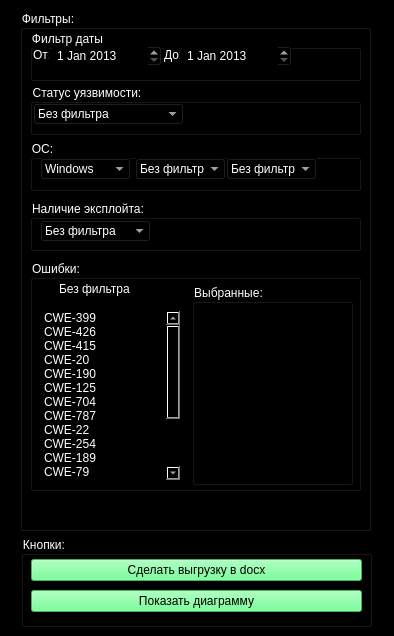
Above: filter.ui from 1DeMeNToR1/AdobeReaderdangerous before the change. Below: the same form after it.
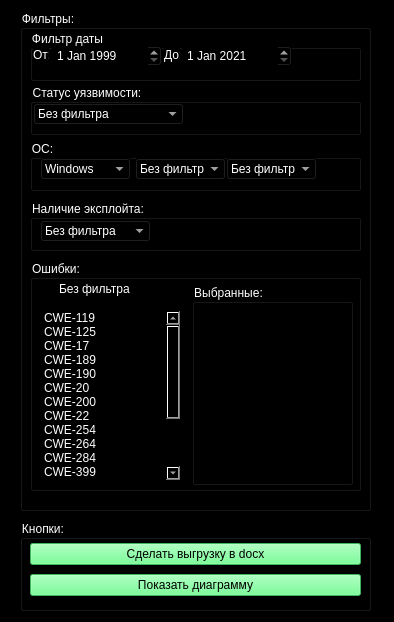
That is the form after the change.

The edit to the form file:
```diff
--- a/filter.ui
+++ b/filter.ui
@@ -7,7 +7,7 @@
     <x>0</x>
     <y>0</y>
     <width>394</width>
-    <height>636</height>
+    <height>622</height>
    </rect>
   </property>
   <property name="windowTitle">
@@ -24,7 +24,7 @@
       <x>20</x>
       <y>10</y>
       <width>351</width>
-      <height>521</height>
+      <height>501</height>
      </rect>
     </property>
     <property name="title">
@@ -51,6 +51,16 @@
         <height>22</height>
        </rect>
       </property>
+      <property name="dateTime">
+       <datetime>
+        <hour>0</hour>
+        <minute>0</minute>
+        <second>0</second>
+        <year>1999</year>
+        <month>1</month>
+        <day>1</day>
+       </datetime>
+      </property>
       <property name="maximumDateTime">
        <datetime>
         <hour>23</hour>
@@ -61,9 +71,19 @@
         <day>12</day>
        </datetime>
       </property>
+      <property name="minimumDateTime">
+       <datetime>
+        <hour>0</hour>
+        <minute>0</minute>
+        <second>0</second>
+        <year>1999</year>
+        <month>1</month>
+        <day>1</day>
+       </datetime>
+      </property>
       <property name="minimumDate">
        <date>
-        <year>2013</year>
+        <year>1999</year>
         <month>1</month>
         <day>1</day>
        </date>
@@ -104,6 +124,16 @@
         <height>22</height>
        </rect>
       </property>
+      <property name="dateTime">
+       <datetime>
+        <hour>0</hour>
+        <minute>0</minute>
+        <second>0</second>
+        <year>2021</year>
+        <month>1</month>
+        <day>1</day>
+       </datetime>
+      </property>
       <property name="maximumDateTime">
        <datetime>
         <hour>23</hour>
@@ -297,27 +327,7 @@
       </property>
       <item>
        <property name="text">
-        <string>CWE-399</string>
-       </property>
-      </item>
-      <item>
-       <property name="text">
-        <string>CWE-426</string>
-       </property>
-      </item>
-      <item>
-       <property name="text">
-        <string>CWE-415</string>
-       </property>
-      </item>
-      <item>
-       <property name="text">
-        <string>CWE-20</string>
-       </property>
-      </item>
-      <item>
-       <property name="text">
-        <string>CWE-190</string>
+        <string>CWE-119</string>
        </property>
       </item>
       <item>
@@ -327,12 +337,27 @@
       </item>
       <item>
        <property name="text">
-        <string>CWE-704</string>
+        <string>CWE-17</string>
        </property>
       </item>
       <item>
        <property name="text">
-        <string>CWE-787</string>
+        <string>CWE-189</string>
+       </property>
+      </item>
+      <item>
+       <property name="text">
+        <string>CWE-190</string>
+       </property>
+      </item>
+      <item>
+       <property name="text">
+        <string>CWE-20</string>
+       </property>
+      </item>
+      <item>
+       <property name="text">
+        <string>CWE-200</string>
        </property>
       </item>
       <item>
@@ -345,46 +370,51 @@
         <string>CWE-254</string>
        </property>
       </item>
-      <item>
-       <property name="text">
-        <string>CWE-189</string>
-       </property>
-      </item>
-      <item>
-       <property name="text">
-        <string>CWE-79</string>
-       </property>
-      </item>
-      <item>
-       <property name="text">
-        <string>CWE-119</string>
-       </property>
-      </item>
       <item>
        <property name="text">
         <string>CWE-264</string>
        </property>
       </item>
-      <item>
-       <property name="text">
-        <string>CWE-200</string>
-       </property>
-      </item>
-      <item>
-       <property name="text">
-        <string>CWE-416</string>
-       </property>
-      </item>
-      <item>
-       <property name="text">
-        <string>CWE-17</string>
-       </property>
-      </item>
       <item>
        <property name="text">
         <string>CWE-284</string>
        </property>
       </item>
+      <item>
+       <property name="text">
+        <string>CWE-399</string>
+       </property>
+      </item>
+      <item>
+       <property name="text">
+        <string>CWE-415</string>
+       </property>
+      </item>
+      <item>
+       <property name="text">
+        <string>CWE-416</string>
+       </property>
+      </item>
+      <item>
+       <property name="text">
+        <string>CWE-426</string>
+       </property>
+      </item>
+      <item>
+       <property name="text">
+        <string>CWE-704</string>
+       </property>
+      </item>
+      <item>
+       <property name="text">
+        <string>CWE-787</string>
+       </property>
+      </item>
+      <item>
+       <property name="text">
+        <string>CWE-79</string>
+       </property>
+      </item>
      </widget>
      <widget class="QCheckBox" name="checkBox">
       <property name="geometry">
@@ -474,8 +504,8 @@
    <widget class="QGroupBox" name="groupBox_8">
     <property name="geometry">
      <rect>
-      <x>21</x>
-      <y>536</y>
+      <x>20</x>
+      <y>520</y>
       <width>351</width>
       <height>91</height>
      </rect>
```
Left out of the diff: 22 changed lines with no effect on the pictures.
